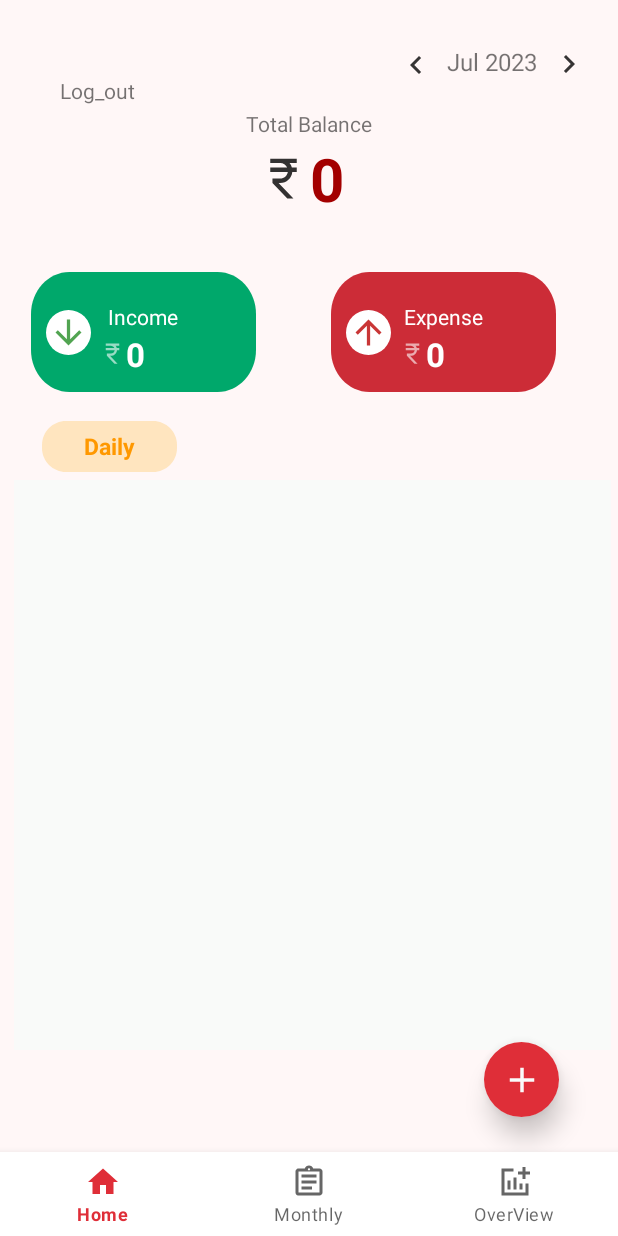
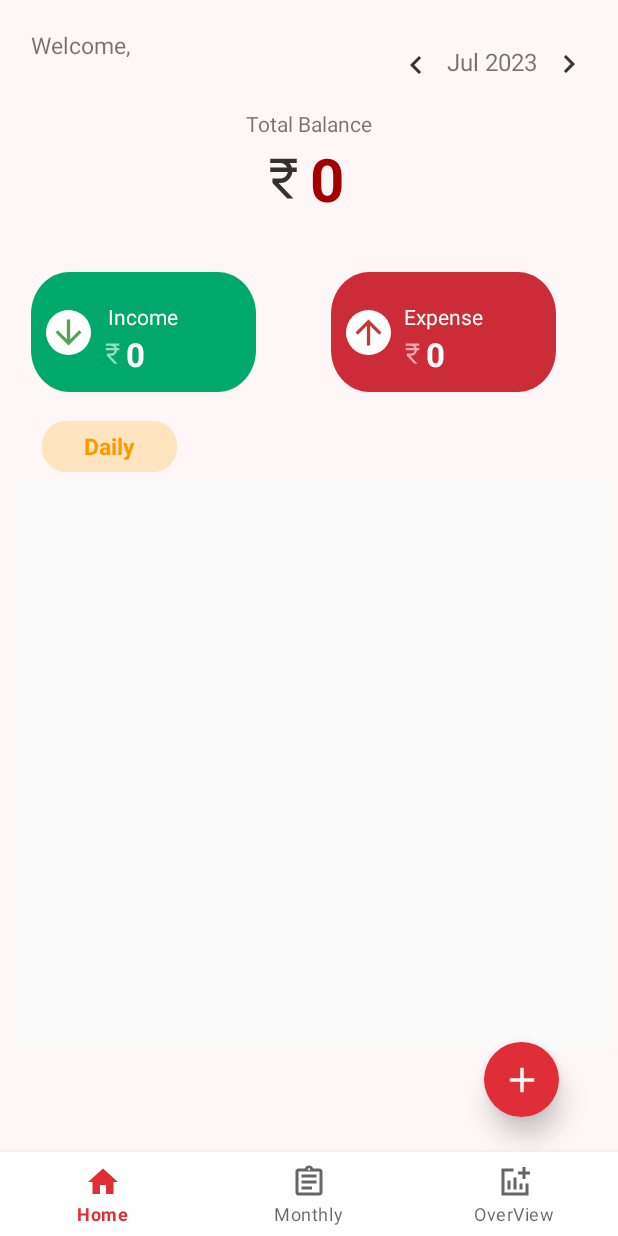
Before and after one commit to zakirhusain-3802/Expense_Tracker, an Android app: the screen it shows after launch once a user with an empty profile is signed in (MainActivity), on a phone screen of 412 x 824 dp. Run offline under Robolectric (Android 15) with nearby library versions, the phone set to English and light mode, and no system bars; our stand-ins replace Firebase (no records; nobody signed in at launch, a user with empty details on screens opened directly), Room's generated code; libraries missing offline, so code that uses them is left out: com.anychart.anychart.

Commit message:
usename implemented

```diff
--- a/app/src/main/res/layout/fragment_home.xml
+++ b/app/src/main/res/layout/fragment_home.xml
@@ -262,18 +262,34 @@ android:padding="5dp"
         app:layout_constraintTop_toTopOf="parent"
         app:layout_constraintVertical_bias="0.038" />
 
+
+    <TextView
+        android:id="@+id/helo"
+        android:layout_width="wrap_content"
+        android:layout_height="wrap_content"
+        android:text="Welcome, "
+        android:textSize="15dp"
+        app:layout_constraintBottom_toTopOf="@+id/frameLayout"
+        app:layout_constraintEnd_toStartOf="@+id/textView11"
+        app:layout_constraintHorizontal_bias="0.223"
+        app:layout_constraintStart_toStartOf="parent"
+        app:layout_constraintTop_toTopOf="parent"
+        app:layout_constraintVertical_bias="0.122" />
+
     <TextView
         android:id="@+id/log_out"
-        android:layout_width="wrap_content"
+        android:layout_width="120dp"
         android:layout_height="wrap_content"
-        android:text="Log_out"
+        android:text=""
+        android:textColor="#FF9800"
+        android:textSize="15dp"
+        android:textStyle="bold"
         app:layout_constraintBottom_toTopOf="@+id/frameLayout"
         app:layout_constraintEnd_toStartOf="@+id/textView11"
-        app:layout_constraintHorizontal_bias="0.352"
-        app:layout_constraintStart_toStartOf="parent"
+        app:layout_constraintHorizontal_bias="0.0"
+        app:layout_constraintStart_toEndOf="@+id/helo"
         app:layout_constraintTop_toTopOf="parent"
-        app:layout_constraintVertical_bias="0.314" />
-
+        app:layout_constraintVertical_bias="0.122" />
 
 
 </androidx.constraintlayout.widget.ConstraintLayout>
--- a/app/src/main/res/layout/month_re.xml
+++ b/app/src/main/res/layout/month_re.xml
@@ -102,6 +102,12 @@
             app:layout_constraintStart_toStartOf="parent"
             app:layout_constraintTop_toBottomOf="@+id/month_exp"
             app:layout_constraintVertical_bias="1.0" />
+        <View
+            android:layout_width="match_parent"
+            android:layout_height="1dp"
+            android:background="#D6D6D6"
+            android:layout_gravity="bottom"></View>
+
 
     </FrameLayout>
 
```
